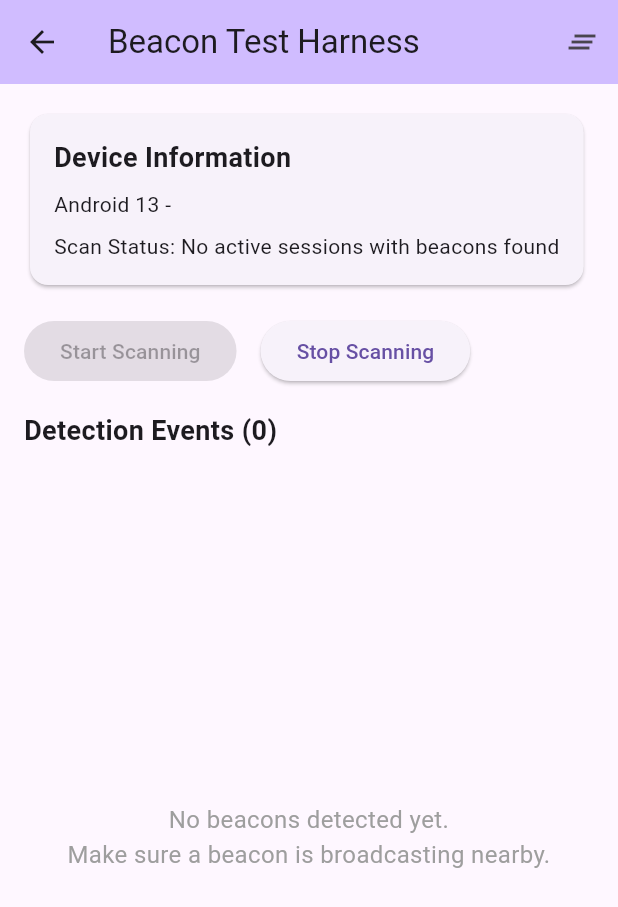
After one commit to jackerost/attendance, a Flutter app: the HomePage screen opened by its route, after a tap on "Beacon Test Harness", on a phone screen of 412 x 824 dp. The commit adds this screen. Shown: the top 907 px of the screen. Run offline on Flutter 3.47's test engine with Material 3 defaults, Android fonts, the phone set to English and light mode, and no system bars; our stand-ins replace cloud_firestore, device_info_plus, firebase_auth, firebase_core, firebase_crashlytics, logger and 1 more; missing offline and left inert: beacon_broadcast, dchs_flutter_beacon, flutter_nfc_kit; accounts and stored records are empty.

Commit message:
massively improved signal detection time - detection treshold 1s --> 0.1s - proximity loss window 10s --> 5s - quicker UI - test harness added displaying RSSI related values

```diff
--- a/lib/main.dart
+++ b/lib/main.dart
@@ -13,12 +13,12 @@ import 'pages/course_list_page.dart';
 import 'pages/session_manager_page.dart';
 import 'pages/bulk_self_scan_page.dart';
 import 'pages/student_self_scan_page.dart';
+import 'pages/beacon_test_harness_page.dart';
 
 // Import services
 import 'services/firebase_auth_service.dart';
 
 // Import utils
-import 'utils/constants.dart';
 import 'routes.dart' as routes;
 
 void main() async {
@@ -96,6 +96,7 @@ class MyApp extends StatelessWidget {
             return BulkSelfScanPage(sessionId: sessionId);
           },
           routes.AppRoutes.studentSelfScan: (context) => const StudentSelfScanPage(),
+          routes.AppRoutes.beaconTestHarness: (context) => const BeaconTestHarnessPage(),
         },
         // If route isn't found, redirect to login
         onUnknownRoute: (settings) {
@@ -137,18 +138,3 @@ class AuthGate extends StatelessWidget {
     );
   }
 }
-
-// Adding a class to hold route constants for easy reference
-class AppRoutes {
-  static const String login = '/login';
-  static const String home = '/home';
-  static const String nfcScanner = '/nfc-scanner';
-  static const String selector = '/select-page';
-  static const String courseList = '/course-page';
-  static const String sessionPage = '/session-page';
-  static const String bulkSelfScan = '/bulk-self-scan';
-  static const String studentSelfScan = '/student-self-scan';
-
-  // Prevent instantiation
-  AppRoutes._();
-}
--- /dev/null
+++ b/lib/pages/beacon_test_harness_page.dart
@@ -0,0 +1,456 @@
+import 'dart:async';
+import 'dart:io';
+import 'package:flutter/material.dart';
+import 'package:device_info_plus/device_info_plus.dart';
+import 'package:dchs_flutter_beacon/dchs_flutter_beacon.dart' as flutter_beacon;
+import 'package:logger/logger.dart';
+import 'package:permission_handler/permission_handler.dart';
+import 'package:cloud_firestore/cloud_firestore.dart';
+
+class BeaconTestHarnessPage extends StatefulWidget {
+  const BeaconTestHarnessPage({super.key});
+
+  @override
+  State<BeaconTestHarnessPage> createState() => _BeaconTestHarnessPageState();
+}
+
+class _BeaconTestHarnessPageState extends State<BeaconTestHarnessPage> {
+  final Logger _logger = Logger();
+  StreamSubscription<flutter_beacon.RangingResult>? _rangingSubscription;
+
+  // Test results
+  final List<BeaconDetectionEvent> _detectionEvents = [];
+  DateTime? _scanStartTime;
+  String _deviceInfo = 'Loading...';
+  bool _isScanning = false;
+  String _scanStatus = 'Ready to scan';
+
+  // Last detected beacon info
+  String? _lastDetectedUUID;
+  int? _lastDetectedMajor;
+  int? _lastDetectedMinor;
+  int? _lastDetectedRSSI;
+  DateTime? _lastDetectionTime;
+
+  @override
+  void initState() {
+    super.initState();
+    _loadDeviceInfo();
+    _startScanningAutomatically();
+  }
+
+  @override
+  void dispose() {
+    _stopScanning();
+    super.dispose();
+  }
+
+  Future<void> _loadDeviceInfo() async {
+    try {
+      final deviceInfo = DeviceInfoPlugin();
+      String info;
+
+      if (Platform.isAndroid) {
+        final androidInfo = await deviceInfo.androidInfo;
+        info = 'Android ${androidInfo.version.release} - ${androidInfo.manufacturer} ${androidInfo.model}';
+      } else if (Platform.isIOS) {
+        final iosInfo = await deviceInfo.iosInfo;
+        info = 'iOS ${iosInfo.systemVersion} - ${iosInfo.model}';
+      } else {
+        info = 'Unknown Platform';
+      }
+
+      setState(() {
+        _deviceInfo = info;
+      });
+    } catch (e) {
+      setState(() {
+        _deviceInfo = 'Error loading device info: $e';
+      });
+    }
+  }
+
+  Future<void> _startScanningAutomatically() async {
+    // Auto-start scanning on page load for immediate testing
+    await Future.delayed(const Duration(milliseconds: 500));
+    _startScanning();
+  }
+
+  Future<void> _startScanning() async {
+    if (_isScanning) return;
+
+    try {
+      setState(() {
+        _scanStatus = 'Checking permissions...';
+      });
+
+      // Check for Bluetooth scanning permissions
+      if (await Permission.bluetooth.isDenied ||
+          await Permission.bluetoothScan.isDenied ||
+          await Permission.bluetoothConnect.isDenied ||
+          await Permission.locationWhenInUse.isDenied) {
+
+        setState(() {
+          _scanStatus = 'Requesting permissions...';
+        });
+
+        // Request all required Bluetooth permissions
+        Map<Permission, PermissionStatus> statuses = await [
+          Permission.bluetooth,
+          Permission.bluetoothScan,
+          Permission.bluetoothConnect,
+          Permission.locationWhenInUse,
+        ].request();
+
+        // Check if any permission was denied
+        if (statuses.values.any((status) => !status.isGranted)) {
+          setState(() {
+            _scanStatus = 'Permissions denied: $statuses';
+          });
+          return;
+        }
+      }
+
+      setState(() {
+        _scanStatus = 'Initializing beacon scanning...';
+      });
+
+      // Initialize beacon scanning
+      await flutter_beacon.flutterBeacon.initializeScanning;
+
+      setState(() {
+        _scanStatus = 'Starting scan...';
+        _isScanning = true;
+        _detectionEvents.clear();
+        _scanStartTime = DateTime.now();
+      });
+
+      // Get all active sessions with beacon IDs (same as real self-scan)
+      final now = Timestamp.now();
+      final sessionsSnapshot = await FirebaseFirestore.instance
+          .collection('sessions')
+          .where('startTime', isLessThanOrEqualTo: now)
+          .where('endTime', isGreaterThanOrEqualTo: now)
+          .where('beaconId', isNull: false)
+          .get();
+
+      if (sessionsSnapshot.docs.isEmpty) {
+        setState(() {
+          _scanStatus = 'No active sessions with beacons found';
+        });
+        return;
+      }
+
+      // Store active sessions for lookup during scanning
+      final activeSessions = <Map<String, dynamic>>[];
+      for (final doc in sessionsSnapshot.docs) {
+        final data = doc.data();
+        final beaconId = data['beaconId'] as String?;
+        final beaconMajor = data['beaconMajor'] as int?;
+        final beaconMinor = data['beaconMinor'] as int?;
+
+        if (beaconId != null && beaconMajor != null && beaconMinor != null) {
+          activeSessions.add({
+            ...data,
+            'sessionId': doc.id,
+          });
+        }
+      }
+
+      if (activeSessions.isEmpty) {
+        setState(() {
+          _scanStatus = 'No active sessions with valid beacon data found';
+        });
+        return;
+      }
+
+      // Create a region for your app's beacon UUID (same as real attendance)
+      const appBeaconUUID = '74278BDA-B644-4520-8F0C-720EAF059935';
+      final regions = [
+        flutter_beacon.Region(
+          identifier: 'test-harness-app-beacons',
+          proximityUUID: appBeaconUUID,
+        )
+      ];
+
+      _logger.i('🔍 Beacon test harness started scanning at ${_scanStartTime!.toIso8601String()}');
+      print('🔍 Beacon test harness started scanning at ${_scanStartTime!.toIso8601String()}');
+
+      // Start ranging with lightweight callback
+      _rangingSubscription = flutter_beacon.flutterBeacon.ranging(regions).listen(
+        (flutter_beacon.RangingResult result) {
+          // Defer processing to microtask to keep callback lightweight
+          scheduleMicrotask(() => _processRangingResult(result));
+        },
+        onError: (error) {
+          _logger.e('Error ranging beacons: $error');
+          print('❌ Error ranging beacons: $error');
+          setState(() {
+            _scanStatus = 'Error: $error';
+          });
+        },
+      );
+
+      setState(() {
+        _scanStatus = 'Scanning for beacons... (${regions.length} regions)';
+      });
+
+    } catch (e) {
+      _logger.e('Error starting beacon scanning: $e');
+      print('❌ Error starting beacon scanning: $e');
+      setState(() {
+        _scanStatus = 'Error starting scan: $e';
+        _isScanning = false;
+      });
+    }
+  }
+
+  void _processRangingResult(flutter_beacon.RangingResult result) {
+    final now = DateTime.now();
+    final beacons = result.beacons;
+
+    if (beacons.isNotEmpty && _scanStartTime != null) {
+      final nearestBeacon = beacons.first;
+      final timeToDetection = now.difference(_scanStartTime!);
+
+      // Check if this is a new beacon detection (different identity or significant time gap)
+      final isNewDetection = _lastDetectedUUID != nearestBeacon.proximityUUID ||
+                            _lastDetectedMajor != nearestBeacon.major ||
+                            _lastDetectedMinor != nearestBeacon.minor ||
+                            (_lastDetectionTime != null &&
+                             now.difference(_lastDetectionTime!).inSeconds > 2);
+
+      if (isNewDetection) {
+        final event = BeaconDetectionEvent(
+          detectionTime: now,
+          timeToDetection: timeToDetection,
+          uuid: nearestBeacon.proximityUUID,
+          major: nearestBeacon.major,
+          minor: nearestBeacon.minor,
+          rssi: nearestBeacon.rssi,
+          accuracy: nearestBeacon.accuracy,
+        );
+
+        _logger.i('📍 Beacon detected: ${event.toString()}');
+        print('📍 Beacon detected: ${event.toString()}');
+
+        setState(() {
+          _detectionEvents.add(event);
+          _lastDetectedUUID = nearestBeacon.proximityUUID;
+          _lastDetectedMajor = nearestBeacon.major;
+          _lastDetectedMinor = nearestBeacon.minor;
+          _lastDetectedRSSI = nearestBeacon.rssi;
+          _lastDetectionTime = now;
+
+          // Update status with latest detection
+          _scanStatus = 'Scanning... (${_detectionEvents.length} detections)';
+        });
+      } else {
+        // Update RSSI for existing beacon without creating new event
+        if (_lastDetectedRSSI != nearestBeacon.rssi) {
+          setState(() {
+            _lastDetectedRSSI = nearestBeacon.rssi;
+            _lastDetectionTime = now;
+          });
+        }
+      }
+    }
+  }
+
+  Future<void> _stopScanning() async {
+    await _rangingSubscription?.cancel();
+    _rangingSubscription = null;
+
+    setState(() {
+      _isScanning = false;
+      _scanStatus = 'Stopped';
+    });
+
+    _logger.i('🛑 Beacon scanning stopped');
+    print('🛑 Beacon scanning stopped');
+  }
+
+  void _clearResults() {
+    setState(() {
+      _detectionEvents.clear();
+      _lastDetectedUUID = null;
+      _lastDetectedMajor = null;
+      _lastDetectedMinor = null;
+      _lastDetectedRSSI = null;
+      _lastDetectionTime = null;
+      _scanStartTime = DateTime.now(); // Reset start time
+    });
+  }
+
+  @override
+  Widget build(BuildContext context) {
+    return Scaffold(
+      appBar: AppBar(
+        title: const Text('Beacon Test Harness'),
+        backgroundColor: Theme.of(context).colorScheme.inversePrimary,
+        actions: [
+          IconButton(
+            onPressed: _clearResults,
+            icon: const Icon(Icons.clear_all),
+            tooltip: 'Clear Results',
+          ),
+        ],
+      ),
+      body: Padding(
+        padding: const EdgeInsets.all(16.0),
+        child: Column(
+          crossAxisAlignment: CrossAxisAlignment.start,
+          children: [
+            // Device Info Card
+            Card(
+              child: Padding(
+                padding: const EdgeInsets.all(16.0),
+                child: Column(
+                  crossAxisAlignment: CrossAxisAlignment.start,
+                  children: [
+                    const Text(
+                      'Device Information',
+                      style: TextStyle(fontSize: 18, fontWeight: FontWeight.bold),
+                    ),
+                    const SizedBox(height: 8),
+                    Text(_deviceInfo),
+                    const SizedBox(height: 8),
+                    Text('Scan Status: $_scanStatus'),
+                  ],
+                ),
+              ),
+            ),
+
+            // Current Detection Card (if any)
+            if (_lastDetectedUUID != null) ...[
+              const SizedBox(height: 16),
+              Card(
+                color: Colors.green.shade50,
+                child: Padding(
+                  padding: const EdgeInsets.all(16.0),
+                  child: Column(
+                    crossAxisAlignment: CrossAxisAlignment.start,
+                    children: [
+                      const Text(
+                        'Current Beacon',
+                        style: TextStyle(fontSize: 18, fontWeight: FontWeight.bold),
+                      ),
+                      const SizedBox(height: 8),
+                      Text('UUID: $_lastDetectedUUID'),
+                      Text('Major: $_lastDetectedMajor'),
+                      Text('Minor: $_lastDetectedMinor'),
+                      Text('RSSI: $_lastDetectedRSSI dBm'),
+                      if (_lastDetectionTime != null)
+                        Text('Last Seen: ${_formatTime(_lastDetectionTime!)}'),
+                    ],
+                  ),
+                ),
+              ),
+            ],
+
+            // Control Buttons
+            const SizedBox(height: 16),
+            Row(
+              children: [
+                ElevatedButton(
+                  onPressed: _isScanning ? null : _startScanning,
+                  child: const Text('Start Scanning'),
+                ),
+                const SizedBox(width: 16),
+                ElevatedButton(
+                  onPressed: _isScanning ? _stopScanning : null,
+                  child: const Text('Stop Scanning'),
+                ),
+              ],
+            ),
+
+            // Detection Events List
+            const SizedBox(height: 16),
+            Text(
+              'Detection Events (${_detectionEvents.length})',
+              style: const TextStyle(fontSize: 18, fontWeight: FontWeight.bold),
+            ),
+            const SizedBox(height: 8),
+
+            Expanded(
+              child: _detectionEvents.isEmpty
+                  ? const Center(
+                      child: Text(
+                        'No beacons detected yet.\nMake sure a beacon is broadcasting nearby.',
+                        textAlign: TextAlign.center,
+                        style: TextStyle(fontSize: 16, color: Colors.grey),
+                      ),
+                    )
+                  : ListView.builder(
+                      itemCount: _detectionEvents.length,
+                      itemBuilder: (context, index) {
+                        final event = _detectionEvents[index];
+                        return Card(
+                          margin: const EdgeInsets.only(bottom: 8),
+                          child: ListTile(
+                            leading: CircleAvatar(
+                              backgroundColor: Colors.blue,
+                              child: Text('${index + 1}'),
+                            ),
+                            title: Text('${event.timeToDetection.inMilliseconds}ms'),
+                            subtitle: Column(
+                              crossAxisAlignment: CrossAxisAlignment.start,
+                              children: [
+                                Text('UUID: ${event.uuid}'),
+                                Text('Major: ${event.major}, Minor: ${event.minor}'),
+                                Text('RSSI: ${event.rssi} dBm, Accuracy: ${event.accuracy?.toStringAsFixed(1)}m'),
+                                Text('Time: ${_formatTime(event.detectionTime)}'),
+                              ],
+                            ),
+                            isThreeLine: true,
+                          ),
+                        );
+                      },
+                    ),
+            ),
+          ],
+        ),
+      ),
+    );
+  }
+
+  String _formatTime(DateTime time) {
+    return '${time.hour.toString().padLeft(2, '0')}:'
+           '${time.minute.toString().padLeft(2, '0')}:'
+           '${time.second.toString().padLeft(2, '0')}.'
+           '${(time.millisecond ~/ 10).toString().padLeft(2, '0')}';
+  }
+}
+
+class BeaconDetectionEvent {
+  final DateTime detectionTime;
+  final Duration timeToDetection;
+  final String uuid;
+  final int major;
+  final int minor;
+  final int rssi;
+  final double? accuracy;
+
+  BeaconDetectionEvent({
+    required this.detectionTime,
+    required this.timeToDetection,
+    required this.uuid,
+    required this.major,
+    required this.minor,
+    required this.rssi,
+    this.accuracy,
+  });
+
+  @override
+  String toString() {
+    return 'BeaconDetectionEvent{'
+           'timeToDetection: ${timeToDetection.inMilliseconds}ms, '
+           'uuid: $uuid, '
+           'major: $major, '
+           'minor: $minor, '
+           'rssi: $rssi dBm, '
+           'accuracy: ${accuracy?.toStringAsFixed(1)}m, '
+           'time: ${detectionTime.toIso8601String()}'
+           '}';
+  }
+}
--- a/lib/pages/home_page.dart
+++ b/lib/pages/home_page.dart
@@ -393,6 +393,32 @@ class HomePageState extends State<HomePage> {
                           },
                         ),
 
+                        // Beacon Test Harness - for development/testing
+                        const SizedBox(height: 20),
+                        SizedBox(
+                          width: double.infinity,
+                          child: ElevatedButton.icon(
+                            icon: const Icon(Icons.bluetooth_searching),
+                            label: const Text('Beacon Test Harness'),
+                            style: ElevatedButton.styleFrom(
+                              backgroundColor: const Color(0xFF9C27B0), // Purple color for testing
+                              foregroundColor: Colors.white,
+                              padding: const EdgeInsets.symmetric(vertical: 12),
+                            ),
+                            onPressed: () {
+                              Navigator.pushNamed(context, AppRoutes.beaconTestHarness);
+                            },
+                          ),
+                        ),
+                        const SizedBox(height: 4),
+                        const Text(
+                          'Test beacon detection latency and performance.',
+                          style: TextStyle(
+                            fontSize: 13,
+                            color: Color.fromARGB(255, 114, 114, 114),
+                          ),
+                        ),
+
                         ],
                       ),
                     ),
--- a/lib/pages/selection_page.dart
+++ b/lib/pages/selection_page.dart
@@ -1,5 +1,5 @@
 import 'package:flutter/material.dart';
-import '../main.dart';
+import '../routes.dart';
 
 class SelectionPage extends StatelessWidget {
   final String sessionId;
@@ -97,7 +97,7 @@ class SelectionPage extends StatelessWidget {
         borderRadius: BorderRadius.circular(12),
         boxShadow: [
           BoxShadow(
-            color: Colors.grey.withOpacity(0.3),
+            color: Colors.grey.withValues(alpha: 0.3),
             spreadRadius: 2,
             blurRadius: 8,
             offset: const Offset(0, 4),
--- a/lib/routes.dart
+++ b/lib/routes.dart
@@ -12,6 +12,7 @@ class AppRoutes {
   static const String sessionPage = '/session-page';
   static const String bulkSelfScan = '/bulk-self-scan';
   static const String studentSelfScan = '/student-self-scan';
+  static const String beaconTestHarness = '/beacon-test-harness';
 
   // Optional: Define route names for more context (useful for logging)
   static const Map<String, String> routeNames = {
@@ -23,6 +24,7 @@ class AppRoutes {
     courseList: 'Course Listing Page',
     sessionPage: 'Session Manager Page',
     bulkSelfScan: 'Bulk Self-Scan Page',
-    studentSelfScan: 'Student Self-Scan Page'
+    studentSelfScan: 'Student Self-Scan Page',
+    beaconTestHarness: 'Beacon Test Harness Page'
   };
 }
--- a/pubspec.yaml
+++ b/pubspec.yaml
@@ -46,6 +46,7 @@ dependencies:
   dchs_flutter_beacon: ^0.6.4
   beacon_broadcast: ^0.3.1
   permission_handler: ^12.0.1
+  device_info_plus: ^11.5.0
 
 dev_dependencies:
   flutter_test:
```
Also changed, not shown: lib/services/ble_service.dart (+54 -40 lines), pubspec.lock, 2 other files.
